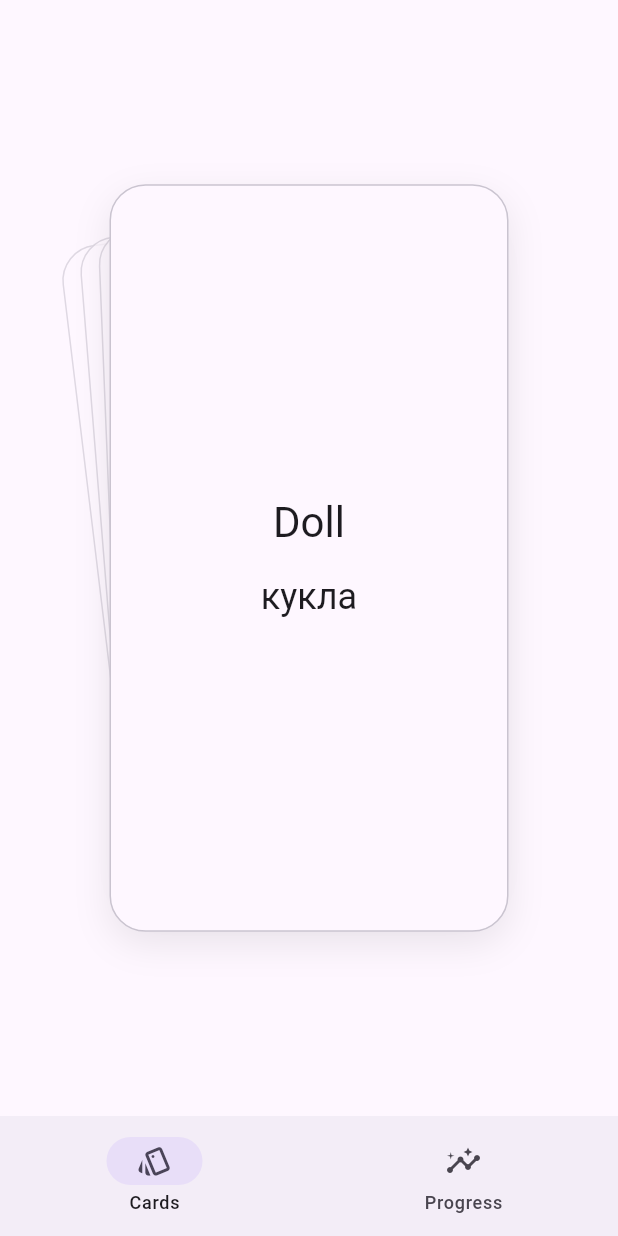
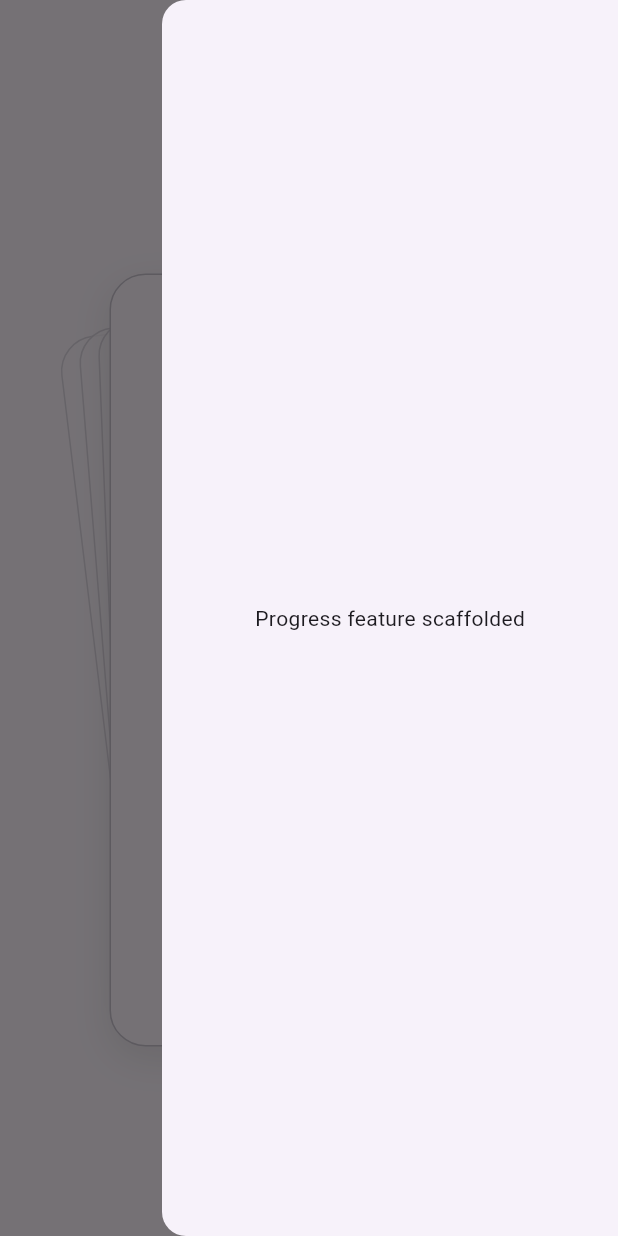
Before and after one commit to nikolay-potehin/cards-test-task, a Flutter app: the screen it shows after launch, with the side drawer open (before the commit the screen has no drawer), on a phone screen of 412 x 824 dp. Run offline on Flutter 3.47's test engine with Material 3 defaults, Android fonts, the phone set to English and light mode, and no system bars; our stand-ins replace equatable, flutter_bloc.

Commit message:
home_screen change; minor refactoring

```diff
--- a/lib/dependencies.dart
+++ b/lib/dependencies.dart
@@ -1,4 +1,6 @@
 import 'package:flutter/material.dart';
+import 'package:test_task_cards/features/cards/repos/cards_repo.dart';
+import 'package:test_task_cards/features/progress/repos/progress_repo.dart';
 
 /// Stores app-wide repositories and shared runtime dependencies.
 ///
@@ -6,12 +8,15 @@ import 'package:flutter/material.dart';
 /// all dependencies required across the app.
 class Dependencies {
   /// Single entry point for all app dependency initialization at startup.
-  Future<void> init() async {}
+  Future<void> init() async {
+    putRepo<CardsRepo>(const CardsRepo$Stub());
+    putRepo<ProgressRepo>(const ProgressRepo$Stub());
+  }
 
   /// Returns a registered dependency by its type.
   T repo<T extends Object>() => _repositories[T]! as T;
 
-  /// Registers a dependency instance under its runtime type.
+  /// Registers a dependency by abstract type and concrete realization.
   @protected
   void putRepo<T extends Object>(covariant T repo) => _repositories[T] = repo;
 
--- a/lib/features/cards/cards.dart
+++ b/lib/features/cards/cards.dart
@@ -1,4 +1,3 @@
-export 'controllers/cards_controller.dart';
 export 'controllers/cards_cubit.dart';
 export 'models/card_model.dart';
 export 'repos/cards_repo.dart';
--- a/lib/features/cards/controllers/cards_controller.dart
+++ /dev/null
@@ -1,13 +0,0 @@
-import 'package:test_task_cards/features/cards/models/card_model.dart';
-import 'package:test_task_cards/features/cards/repos/cards_repo.dart';
-import 'package:test_task_cards/core/result.dart';
-
-class CardsController {
-  CardsController({CardsRepo? repo}) : _repo = repo ?? const CardsRepo$Stub();
-
-  final CardsRepo _repo;
-
-  Future<Result<List<CardModel>>> loadCards() => _repo.loadCards();
-}
-
-// # Generated by Copilot
--- a/lib/features/cards/controllers/cards_cubit.dart
+++ b/lib/features/cards/controllers/cards_cubit.dart
@@ -1,6 +1,6 @@
 import 'package:flutter_bloc/flutter_bloc.dart';
-import 'package:test_task_cards/features/cards/controllers/cards_controller.dart';
 import 'package:test_task_cards/features/cards/models/card_model.dart';
+import 'package:test_task_cards/features/cards/repos/cards_repo.dart';
 
 class CardsState {
   const CardsState({required this.isLoading, required this.cards, required this.currentIndex});
@@ -30,13 +30,13 @@ class CardsState {
 }
 
 class CardsCubit extends Cubit<CardsState> {
-  CardsCubit(this._controller) : super(const CardsState.initial());
+  CardsCubit(this._repo) : super(const CardsState.initial());
 
-  final CardsController _controller;
+  final CardsRepo _repo;
 
   Future<void> loadCards() async {
     emit(state.copyWith(isLoading: true));
-    final result = await _controller.loadCards();
+    final result = await _repo.loadCards();
     result.when(
       ok: (cards) {
         emit(CardsState(isLoading: false, cards: cards, currentIndex: 0));
--- a/lib/features/cards/screens/cards_screen.dart
+++ b/lib/features/cards/screens/cards_screen.dart
@@ -1,6 +1,6 @@
 import 'package:flutter/material.dart';
 import 'package:flutter_bloc/flutter_bloc.dart';
-import 'package:test_task_cards/features/cards/controllers/cards_controller.dart';
+import 'package:test_task_cards/dependencies.dart';
 import 'package:test_task_cards/features/cards/controllers/cards_cubit.dart';
 import 'package:test_task_cards/features/cards/repos/cards_repo.dart';
 
@@ -11,8 +11,9 @@ class CardsScreen extends StatelessWidget {
 
   @override
   Widget build(BuildContext context) {
+    final cardsRepo = Dependencies.of(context).repo<CardsRepo>();
     return BlocProvider(
-      create: (_) => CardsCubit(CardsController(repo: const CardsRepo$Stub()))..loadCards(),
+      create: (_) => CardsCubit(cardsRepo)..loadCards(),
       child: const SafeArea(child: CardsView()),
     );
   }
--- a/lib/features/home/widgets/home_screen.dart
+++ b/lib/features/home/widgets/home_screen.dart
@@ -2,35 +2,26 @@ import 'package:flutter/material.dart';
 import 'package:test_task_cards/features/cards/cards.dart';
 import 'package:test_task_cards/features/progress/progress.dart';
 
-class HomeScreen extends StatefulWidget {
+class HomeScreen extends StatelessWidget {
   const HomeScreen({super.key});
-
-  @override
-  State<HomeScreen> createState() => _HomeScreenState();
-}
-
-class _HomeScreenState extends State<HomeScreen> {
-  int _selectedIndex = 0;
-
-  static const _screens = [CardsScreen(), ProgressScreen()];
-
-  void _onDestinationSelected(int index) {
-    setState(() {
-      _selectedIndex = index;
-    });
-  }
 
   @override
   Widget build(BuildContext context) {
     return Scaffold(
-      body: _screens[_selectedIndex],
-      bottomNavigationBar: NavigationBar(
-        selectedIndex: _selectedIndex,
-        onDestinationSelected: _onDestinationSelected,
-        destinations: const [
-          NavigationDestination(icon: Icon(Icons.style_outlined), label: 'Cards'),
-          NavigationDestination(icon: Icon(Icons.insights_outlined), label: 'Progress'),
+      appBar: AppBar(
+        actions: [
+          Builder(
+            builder: (context) {
+              return IconButton(icon: const Icon(Icons.menu), onPressed: () => Scaffold.of(context).openEndDrawer());
+            },
+          ),
         ],
+      ),
+      body: const CardsScreen(),
+      endDrawer: const Drawer(
+        child: SafeArea(
+          child: Padding(padding: EdgeInsets.all(16), child: ProgressView()),
+        ),
       ),
     );
   }
--- a/lib/features/progress/controllers/progress_controller.dart
+++ b/lib/features/progress/controllers/progress_controller.dart
@@ -3,7 +3,7 @@ import 'package:test_task_cards/features/progress/repos/progress_repo.dart';
 import 'package:test_task_cards/core/result.dart';
 
 class ProgressController {
-  ProgressController({ProgressRepo? repo}) : _repo = repo ?? const ProgressRepo$Stub();
+  ProgressController({required ProgressRepo repo}) : _repo = repo;
 
   final ProgressRepo _repo;
 
```
Also changed, not shown: 2 other files.
